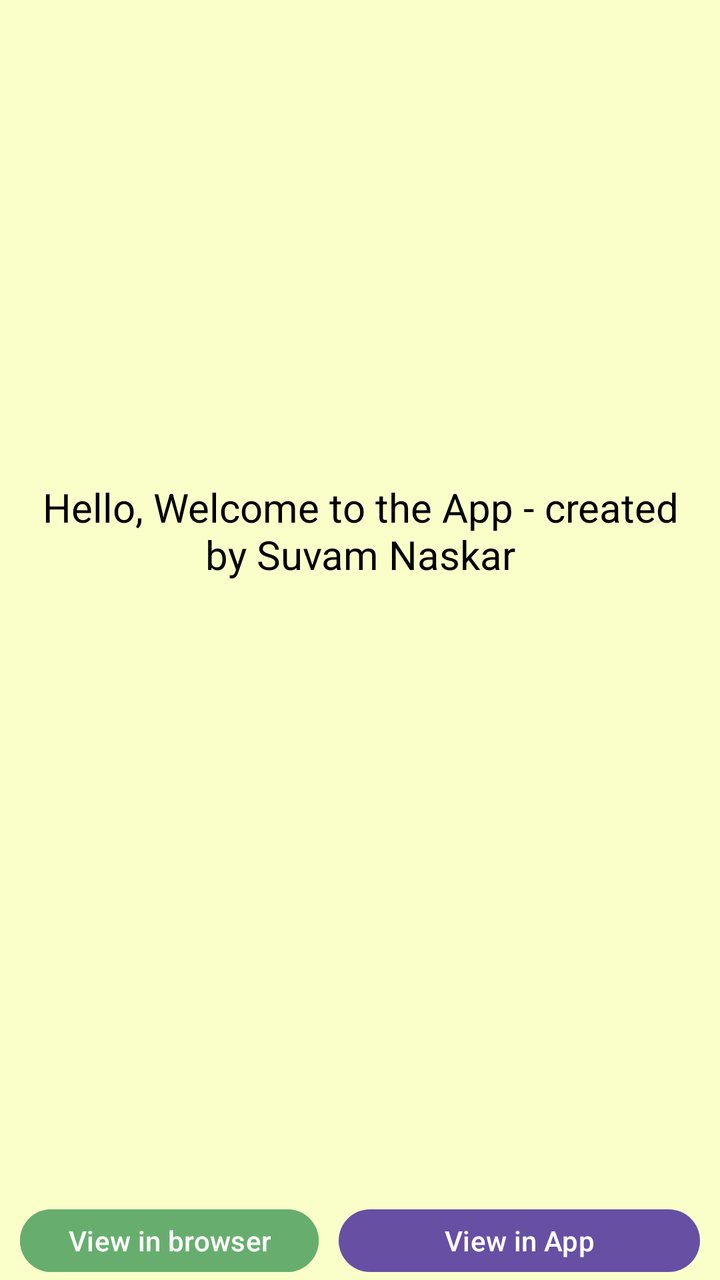
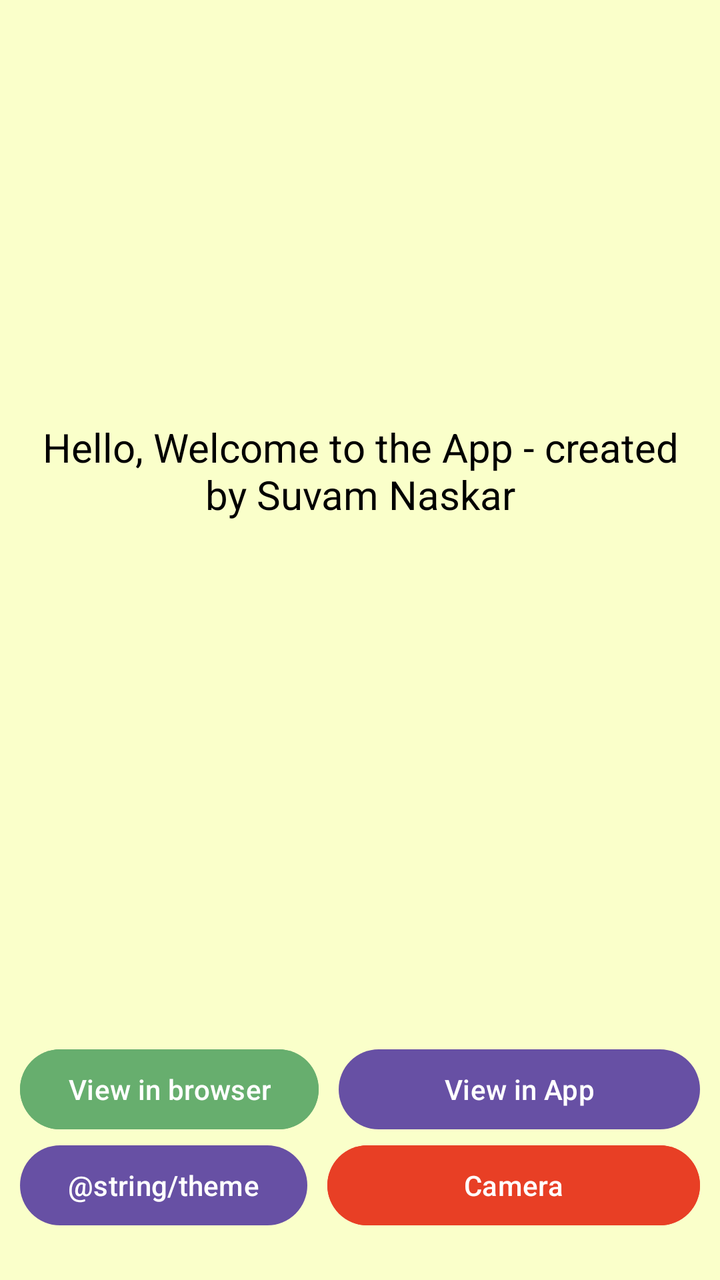

Compare the two renders of this Android layout. The source of the first and the diff that turns it into the second are given below.
<!-- AndroidManifest.xml: application theme Theme.Learn -->
<!-- res/layout/activity_home.xml -->
<?xml version="1.0" encoding="utf-8"?>
<LinearLayout xmlns:android="http://schemas.android.com/apk/res/android"
    xmlns:app="http://schemas.android.com/apk/res-auto"
    xmlns:tools="http://schemas.android.com/tools"
    android:id="@+id/main"
    android:layout_width="match_parent"
    android:layout_height="match_parent"
    android:orientation="vertical"
    android:background="@color/yellow_bg"
    tools:context=".Home">

    <TextView
        android:id="@+id/textView"
        android:layout_width="wrap_content"
        android:layout_height="wrap_content"
        android:text="@string/welcome_note"
        android:textColor="@color/black"
        android:textSize="20sp"
        android:gravity="center"
        android:layout_marginTop="230dp"
        android:layout_marginBottom="300dp"
        android:padding="10dp"
        app:layout_constraintBottom_toTopOf="@+id/button"
        app:layout_constraintEnd_toEndOf="parent"
        app:layout_constraintStart_toStartOf="parent"
        app:layout_constraintTop_toTopOf="parent" />

    <LinearLayout
        android:layout_width="match_parent"
        android:layout_height="wrap_content"
        android:orientation="horizontal">

        <Button
            android:id="@+id/webBtn"
            android:layout_width="wrap_content"
            android:layout_height="wrap_content"
            android:layout_marginHorizontal="10dp"
            android:backgroundTint="@color/green_67AE6E"
            android:text="@string/webBrowserBtn" />

        <Button
            android:id="@+id/inAppWebBtn"
            android:layout_width="match_parent"
            android:layout_marginRight="10dp"
            android:layout_height="wrap_content"
            android:text="@string/webInAppBtn" />
    </LinearLayout>

    <LinearLayout
        android:layout_width="match_parent"
        android:layout_height="wrap_content"
        android:layout_marginHorizontal="10dp"
        android:orientation="horizontal">

        <Button
            android:id="@+id/backbtn"
            android:layout_width="wrap_content"
            android:layout_height="wrap_content"
            android:text="@string/go_back"
            android:layout_marginEnd="10dp"
            app:layout_constraintBottom_toBottomOf="parent"
            app:layout_constraintStart_toStartOf="parent" />

        <Button
            android:id="@+id/cameraBtn"
            android:layout_width="wrap_content"
            android:layout_height="wrap_content"
            android:backgroundTint="@color/maroon_E83F25"
            android:layout_weight="1"
            android:text="@string/cameraBtn" />
    </LinearLayout>

</LinearLayout>
<!-- resources referenced by this layout -->
<resources>
  <color name="black">#FF000000</color>
  <color name="green_67AE6E">#67AE6E</color>
  <color name="maroon_E83F25">#E83F25</color>
  <color name="yellow_bg">#FAFFCA</color>
  <string name="cameraBtn">Camera</string>
  <string name="go_back">Go Back</string>
  <string name="webBrowserBtn">View in browser</string>
  <string name="webInAppBtn">View in App</string>
  <string name="welcome_note">Hello, Welcome to the App - created by Suvam Naskar</string>
  <style name="Theme.Learn" parent="Base.Theme.Learn" />
  <style name="Base.Theme.Learn" parent="Theme.Material3.DayNight.NoActionBar">
          
          
      </style>
</resources>

<!-- the commit's change to res/layout/activity_home.xml (unified diff, before → after) -->
@@ -17,13 +17,9 @@
         android:textColor="@color/black"
         android:textSize="20sp"
         android:gravity="center"
-        android:layout_marginTop="230dp"
-        android:layout_marginBottom="300dp"
-        android:padding="10dp"
-        app:layout_constraintBottom_toTopOf="@+id/button"
-        app:layout_constraintEnd_toEndOf="parent"
-        app:layout_constraintStart_toStartOf="parent"
-        app:layout_constraintTop_toTopOf="parent" />
+        android:layout_marginTop="200dp"
+        android:layout_marginBottom="250dp"
+        android:padding="10dp" />
 
     <LinearLayout
         android:layout_width="match_parent"
@@ -53,10 +49,10 @@
         android:orientation="horizontal">
 
         <Button
-            android:id="@+id/backbtn"
+            android:id="@+id/themebtn"
             android:layout_width="wrap_content"
             android:layout_height="wrap_content"
-            android:text="@string/go_back"
+            android:text="@string/theme"
             android:layout_marginEnd="10dp"
             app:layout_constraintBottom_toBottomOf="parent"
             app:layout_constraintStart_toStartOf="parent" />
<!-- resource entries referenced after the edit -->
@@ -5,7 +5,6 @@
   <color name="maroon_E83F25">#E83F25</color>
   <color name="yellow_bg">#FAFFCA</color>
   <string name="cameraBtn">Camera</string>
-  <string name="go_back">Go Back</string>
   <string name="webBrowserBtn">View in browser</string>
   <string name="webInAppBtn">View in App</string>
   <string name="welcome_note">Hello, Welcome to the App - created by Suvam Naskar</string>
